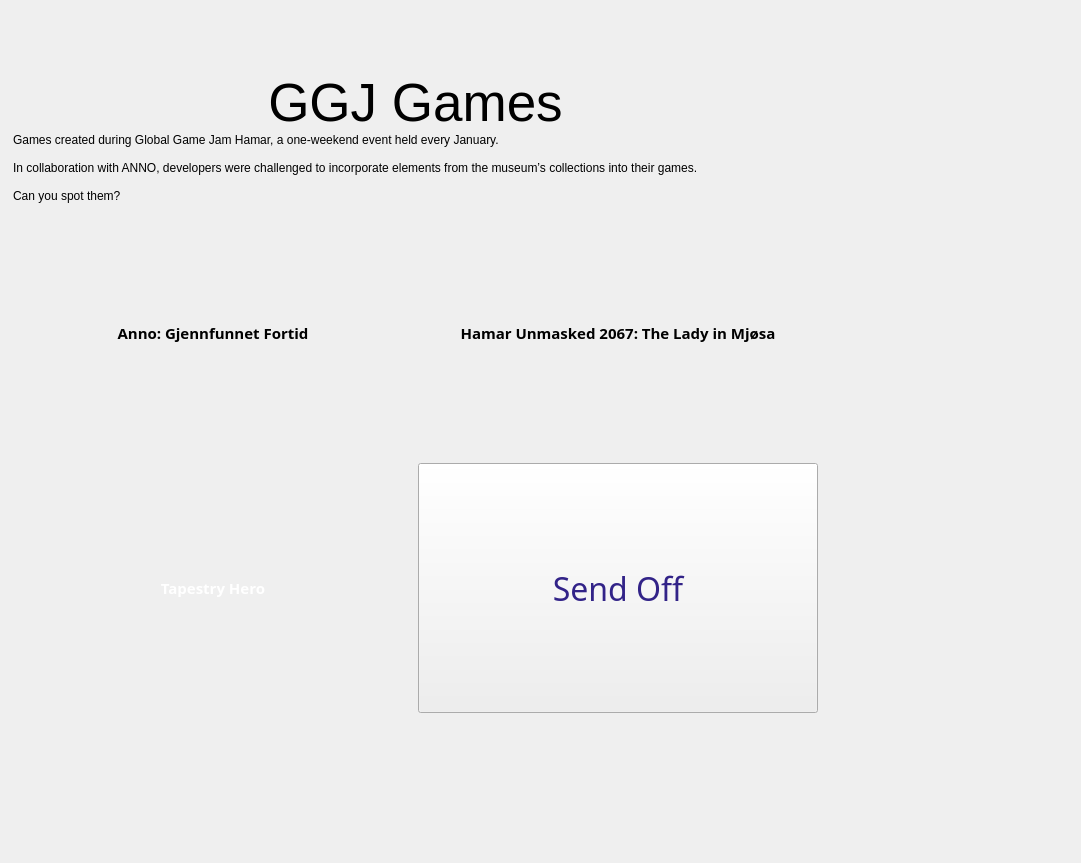
Before: the Qt Designer form widget.ui in AnetteRana/ExhibitLauncher, drawn with Qt 5.
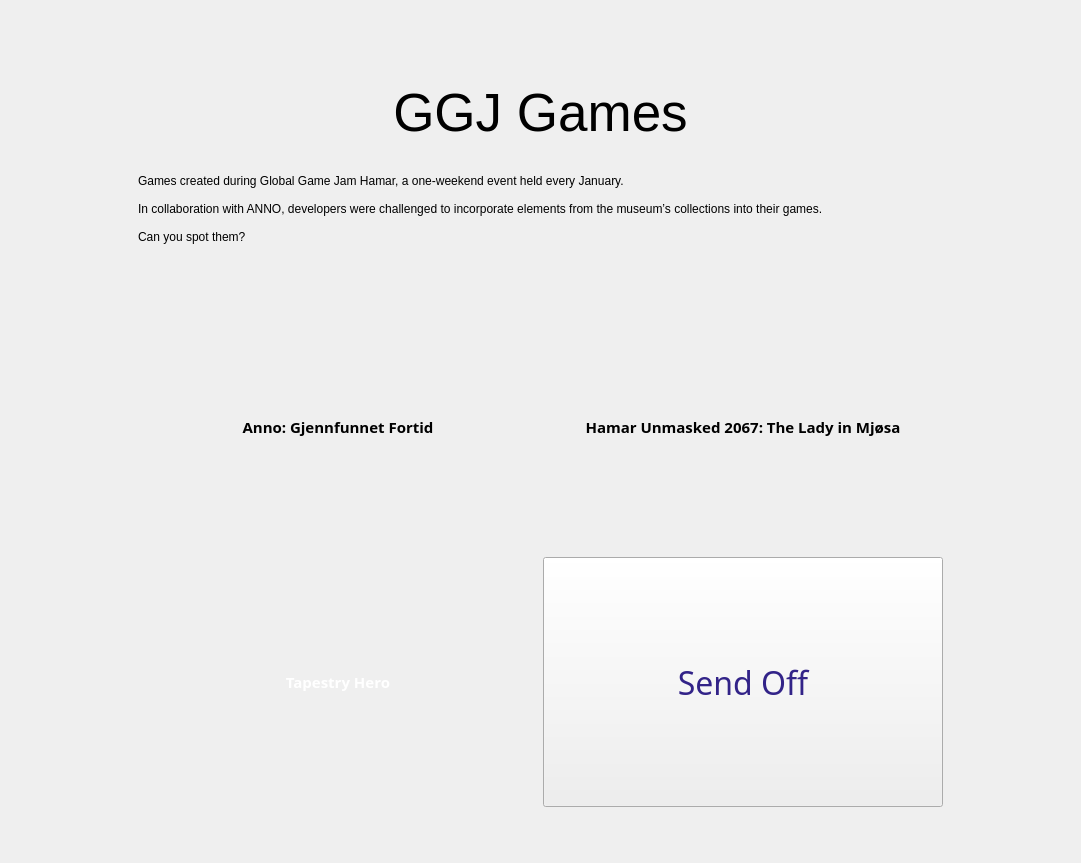
After: the same form once the commit is applied. Icons and pictures are not drawn.

```diff
--- a/widget.ui
+++ b/widget.ui
@@ -11,7 +11,7 @@
    </rect>
   </property>
   <property name="sizePolicy">
-   <sizepolicy hsizetype="Maximum" vsizetype="Maximum">
+   <sizepolicy hsizetype="Expanding" vsizetype="Expanding">
     <horstretch>0</horstretch>
     <verstretch>0</verstretch>
    </sizepolicy>
@@ -22,15 +22,8 @@
   <property name="layoutDirection">
    <enum>Qt::LayoutDirection::LeftToRight</enum>
   </property>
-  <widget class="QWidget" name="horizontalLayoutWidget">
-   <property name="geometry">
-    <rect>
-     <x>10</x>
-     <y>10</y>
-     <width>811</width>
-     <height>771</height>
-    </rect>
-   </property>
+  <layout class="QHBoxLayout" name="horizontalLayout_2">
+   <item>
    <layout class="QHBoxLayout" name="horizontalLayout">
     <property name="spacing">
      <number>0</number>
@@ -38,6 +31,9 @@
     <property name="sizeConstraint">
      <enum>QLayout::SizeConstraint::SetDefaultConstraint</enum>
     </property>
+     <property name="leftMargin">
+      <number>0</number>
+     </property>
     <property name="rightMargin">
      <number>0</number>
     </property>
@@ -47,11 +43,11 @@
        <enum>Qt::Orientation::Horizontal</enum>
       </property>
       <property name="sizeType">
-       <enum>QSizePolicy::Policy::Maximum</enum>
+        <enum>QSizePolicy::Policy::Expanding</enum>
       </property>
       <property name="sizeHint" stdset="0">
        <size>
-        <width>40</width>
+         <width>60</width>
         <height>20</height>
        </size>
       </property>
@@ -67,6 +63,9 @@
         <property name="orientation">
          <enum>Qt::Orientation::Vertical</enum>
         </property>
+         <property name="sizeType">
+          <enum>QSizePolicy::Policy::Fixed</enum>
+         </property>
         <property name="sizeHint" stdset="0">
          <size>
           <width>20</width>
@@ -77,6 +76,9 @@
       </item>
       <item>
        <widget class="QLabel" name="title_label">
+         <property name="enabled">
+          <bool>true</bool>
+         </property>
         <property name="font">
          <font>
           <pointsize>40</pointsize>
@@ -92,6 +94,9 @@
       </item>
       <item>
        <widget class="QLabel" name="infoText_label">
+         <property name="enabled">
+          <bool>true</bool>
+         </property>
         <property name="text">
          <string>Games created during Global Game Jam Hamar, a one-weekend event held every January.
 
@@ -140,7 +145,7 @@
           </property>
           <property name="maximumSize">
            <size>
-            <width>250</width>
+             <width>400</width>
             <height>250</height>
            </size>
           </property>
@@ -178,7 +183,7 @@
           </property>
           <property name="maximumSize">
            <size>
-            <width>250</width>
+             <width>400</width>
             <height>250</height>
            </size>
           </property>
@@ -222,7 +227,7 @@
           </property>
           <property name="maximumSize">
            <size>
-            <width>250</width>
+             <width>400</width>
             <height>250</height>
            </size>
           </property>
@@ -271,7 +276,7 @@
           </property>
           <property name="maximumSize">
            <size>
-            <width>250</width>
+             <width>400</width>
             <height>250</height>
            </size>
           </property>
@@ -305,6 +310,9 @@
         <property name="orientation">
          <enum>Qt::Orientation::Vertical</enum>
         </property>
+         <property name="sizeType">
+          <enum>QSizePolicy::Policy::Fixed</enum>
+         </property>
         <property name="sizeHint" stdset="0">
          <size>
           <width>20</width>
@@ -321,18 +329,19 @@
        <enum>Qt::Orientation::Horizontal</enum>
       </property>
       <property name="sizeType">
-       <enum>QSizePolicy::Policy::Maximum</enum>
+        <enum>QSizePolicy::Policy::Expanding</enum>
       </property>
       <property name="sizeHint" stdset="0">
        <size>
-        <width>40</width>
-        <height>20</height>
+         <width>60</width>
+         <height>60</height>
        </size>
       </property>
      </spacer>
     </item>
    </layout>
-  </widget>
+   </item>
+  </layout>
  </widget>
  <resources/>
  <connections/>
```
Lines whose indentation alone changed are shown as unchanged.
